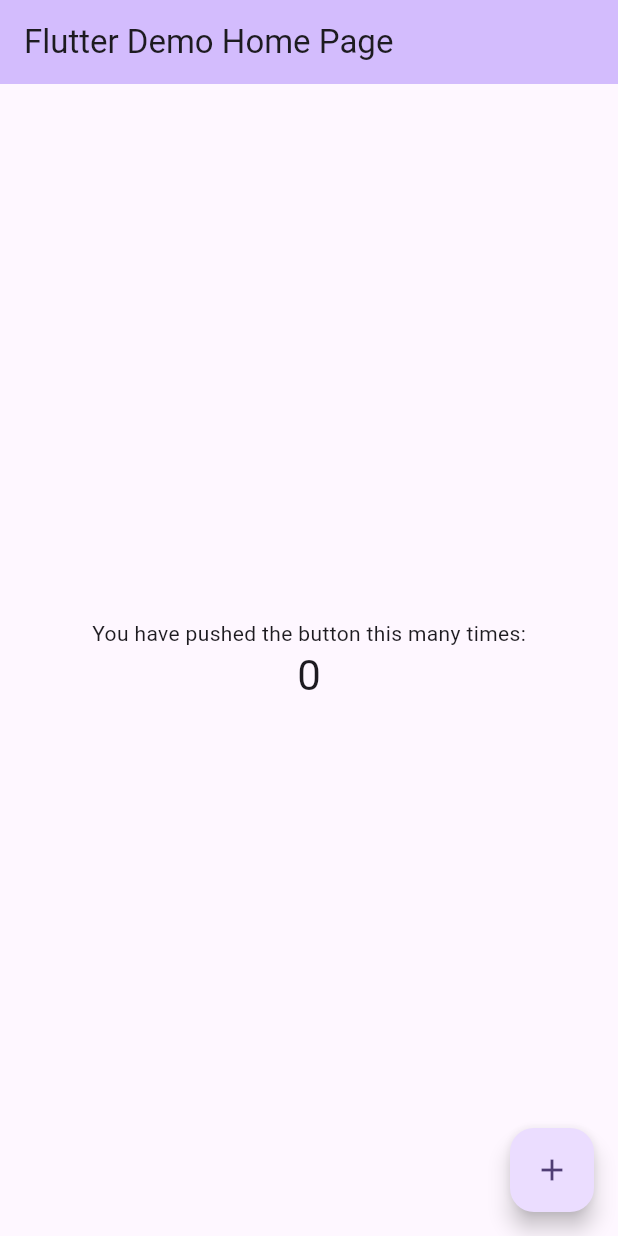
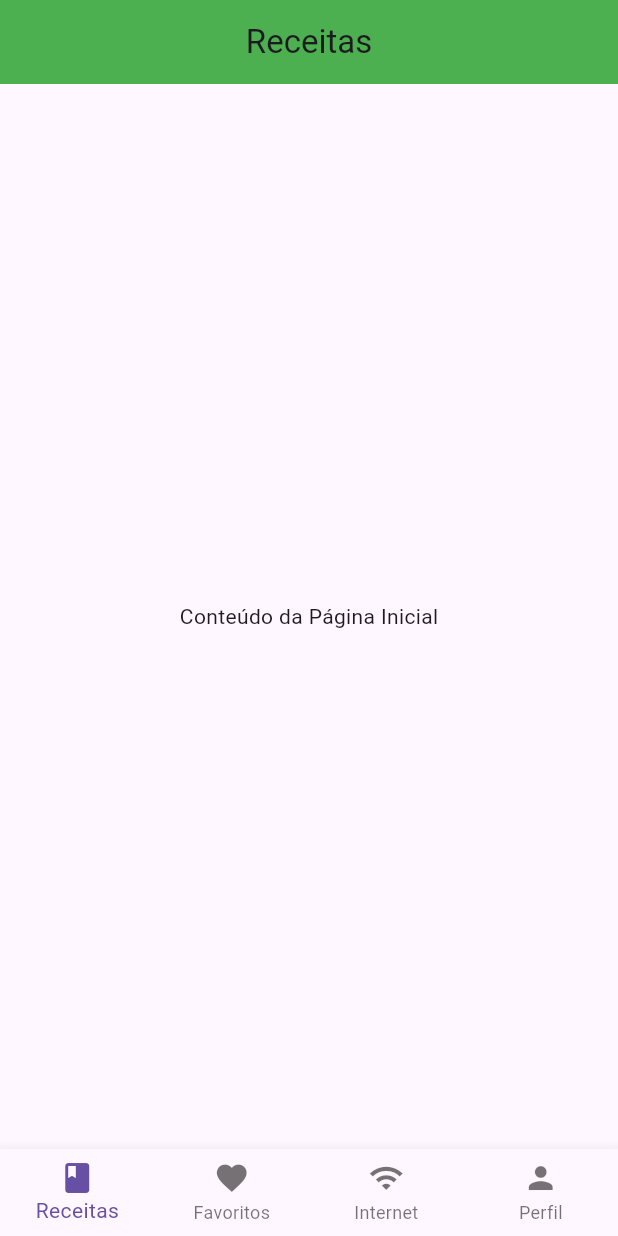
Before and after one commit to aWhiity/aplicativo_receitas, a Flutter app: the screen it shows after launch, on a phone screen of 412 x 824 dp. Run offline on Flutter 3.47's test engine with Material 3 defaults, Android fonts, the light colour scheme and no system bars.

Commit message:
feat: alteração da tela inicial
Implementação dos icons na barra de navegação

```diff
--- a/lib/main.dart
+++ b/lib/main.dart
@@ -1,122 +1,6 @@
 import 'package:flutter/material.dart';
+import 'package:aplicativo_receitas/meu_aplicatico.dart';
 
 void main() {
-  runApp(const MyApp());
+  runApp(MeuAplicativo());
 }
-
-class MyApp extends StatelessWidget {
-  const MyApp({super.key});
-
-  // This widget is the root of your application.
-  @override
-  Widget build(BuildContext context) {
-    return MaterialApp(
-      title: 'Flutter Demo',
-      theme: ThemeData(
-        // This is the theme of your application.
-        //
-        // TRY THIS: Try running your application with "flutter run". You'll see
-        // the application has a purple toolbar. Then, without quitting the app,
-        // try changing the seedColor in the colorScheme below to Colors.green
-        // and then invoke "hot reload" (save your changes or press the "hot
-        // reload" button in a Flutter-supported IDE, or press "r" if you used
-        // the command line to start the app).
-        //
-        // Notice that the counter didn't reset back to zero; the application
-        // state is not lost during the reload. To reset the state, use hot
-        // restart instead.
-        //
-        // This works for code too, not just values: Most code changes can be
-        // tested with just a hot reload.
-        colorScheme: ColorScheme.fromSeed(seedColor: Colors.deepPurple),
-      ),
-      home: const MyHomePage(title: 'Flutter Demo Home Page'),
-    );
-  }
-}
-
-class MyHomePage extends StatefulWidget {
-  const MyHomePage({super.key, required this.title});
-
-  // This widget is the home page of your application. It is stateful, meaning
-  // that it has a State object (defined below) that contains fields that affect
-  // how it looks.
-
-  // This class is the configuration for the state. It holds the values (in this
-  // case the title) provided by the parent (in this case the App widget) and
-  // used by the build method of the State. Fields in a Widget subclass are
-  // always marked "final".
-
-  final String title;
-
-  @override
-  State<MyHomePage> createState() => _MyHomePageState();
-}
-
-class _MyHomePageState extends State<MyHomePage> {
-  int _counter = 0;
-
-  void _incrementCounter() {
-    setState(() {
-      // This call to setState tells the Flutter framework that something has
-      // changed in this State, which causes it to rerun the build method below
-      // so that the display can reflect the updated values. If we changed
-      // _counter without calling setState(), then the build method would not be
-      // called again, and so nothing would appear to happen.
-      _counter++;
-    });
-  }
-
-  @override
-  Widget build(BuildContext context) {
-    // This method is rerun every time setState is called, for instance as done
-    // by the _incrementCounter method above.
-    //
-    // The Flutter framework has been optimized to make rerunning build methods
-    // fast, so that you can just rebuild anything that needs updating rather
-    // than having to individually change instances of widgets.
-    return Scaffold(
-      appBar: AppBar(
-        // TRY THIS: Try changing the color here to a specific color (to
-        // Colors.amber, perhaps?) and trigger a hot reload to see the AppBar
-        // change color while the other colors stay the same.
-        backgroundColor: Theme.of(context).colorScheme.inversePrimary,
-        // Here we take the value from the MyHomePage object that was created by
-        // the App.build method, and use it to set our appbar title.
-        title: Text(widget.title),
-      ),
-      body: Center(
-        // Center is a layout widget. It takes a single child and positions it
-        // in the middle of the parent.
-        child: Column(
-          // Column is also a layout widget. It takes a list of children and
-          // arranges them vertically. By default, it sizes itself to fit its
-          // children horizontally, and tries to be as tall as its parent.
-          //
-          // Column has various properties to control how it sizes itself and
-          // how it positions its children. Here we use mainAxisAlignment to
-          // center the children vertically; the main axis here is the vertical
-          // axis because Columns are vertical (the cross axis would be
-          // horizontal).
-          //
-          // TRY THIS: Invoke "debug painting" (choose the "Toggle Debug Paint"
-          // action in the IDE, or press "p" in the console), to see the
-          // wireframe for each widget.
-          mainAxisAlignment: MainAxisAlignment.center,
-          children: <Widget>[
-            const Text('You have pushed the button this many times:'),
-            Text(
-              '$_counter',
-              style: Theme.of(context).textTheme.headlineMedium,
-            ),
-          ],
-        ),
-      ),
-      floatingActionButton: FloatingActionButton(
-        onPressed: _incrementCounter,
-        tooltip: 'Increment',
-        child: const Icon(Icons.add),
-      ), // This trailing comma makes auto-formatting nicer for build methods.
-    );
-  }
-}
--- /dev/null
+++ b/lib/meu_aplicatico.dart
@@ -0,0 +1,16 @@
+import 'package:flutter/material.dart';
+import 'package:aplicativo_receitas/pagina_inicial.dart';
+
+class MeuAplicativo extends StatelessWidget {
+  const MeuAplicativo({super.key});
+
+  @override
+  Widget build(BuildContext context) {
+    return MaterialApp(
+      title: "Receitas",
+      debugShowCheckedModeBanner: false,
+
+      home: Paginainicial(),
+    );
+  }
+}
--- /dev/null
+++ b/lib/pagina_inicial.dart
@@ -0,0 +1,37 @@
+import 'package:flutter/material.dart';
+
+class Paginainicial extends StatelessWidget {
+  const Paginainicial({super.key});
+
+  @override
+  Widget build(BuildContext context) {
+    return Scaffold(
+      appBar: AppBar(
+        centerTitle: true,
+        title: Text("Receitas"),
+        backgroundColor: Colors.green,
+      ),
+      bottomNavigationBar: BottomNavigationBar(
+        type: BottomNavigationBarType.fixed,
+
+        //backgroundColor: Colors.grey,
+        items: const [
+          BottomNavigationBarItem(icon: Icon(Icons.book), label: 'Receitas'),
+          BottomNavigationBarItem(
+            icon: Icon(Icons.favorite),
+            label: 'Favoritos',
+          ),
+          BottomNavigationBarItem(icon: Icon(Icons.wifi), label: 'Internet'),
+          BottomNavigationBarItem(icon: Icon(Icons.person), label: 'Perfil'),
+        ],
+        currentIndex: 0, // índice do item selecionado
+        onTap: (index) {
+          // ação ao clicar nos itens
+        },
+      ),
+      body:
+      //color
+      Center(child: Text("Conteúdo da Página Inicial")),
+    );
+  }
+}
```
Also changed, not shown: 1 other file.
